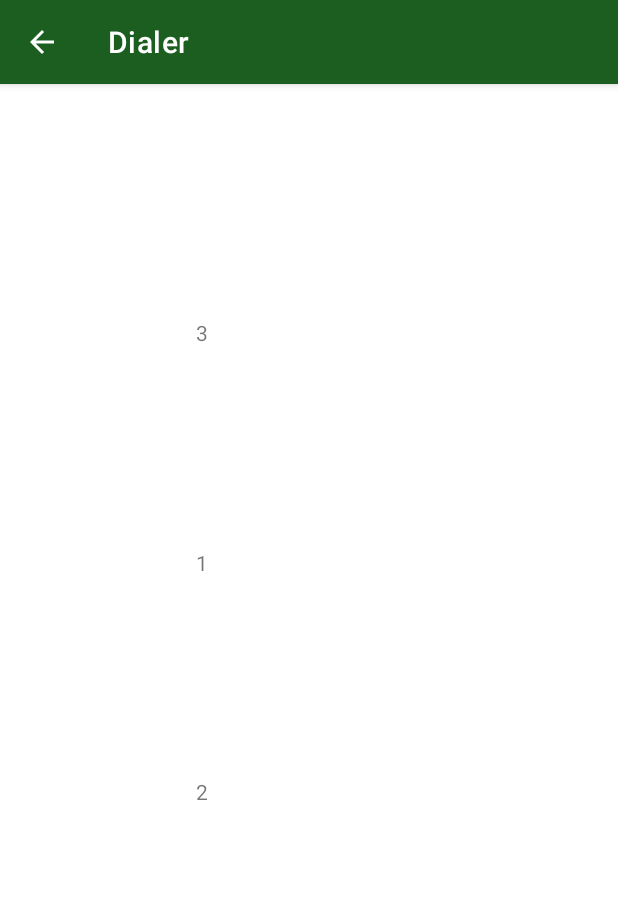
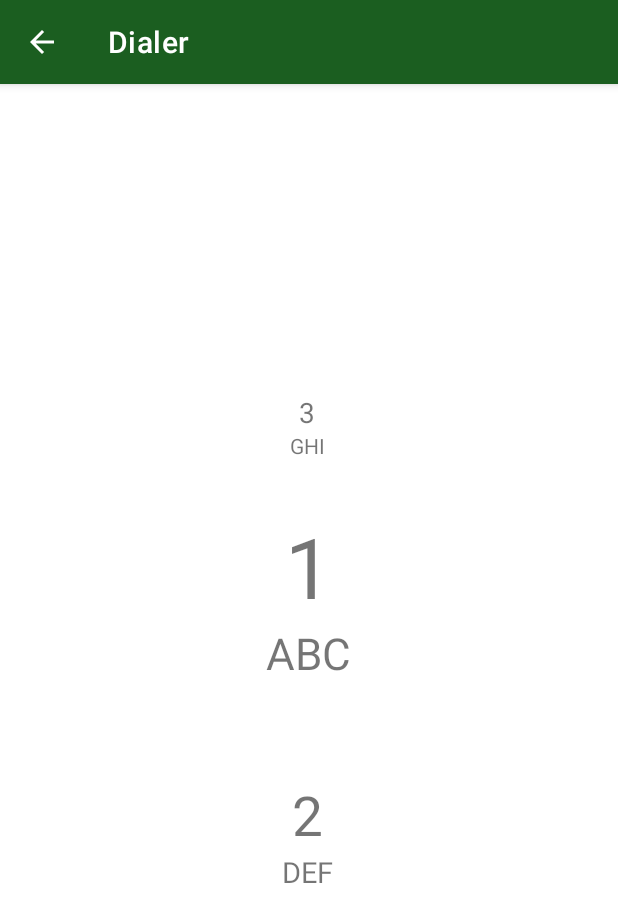
Before and after one commit to MarcusRoos/AndroidJava, an Android app: the DialActivity screen opened directly, with no data from a screen before it, on a phone screen of 412 x 824 dp. Shown: the top 922 px of the screen. Run offline under Robolectric (Android 15) with nearby library versions, the phone set to English and light mode, and no system bars.

Commit message:
Vertically aligned, need some color.

```diff
--- a/app/build.gradle
+++ b/app/build.gradle
@@ -8,7 +8,7 @@ android {
 
     defaultConfig {
         applicationId "se.miun.maro1904.dt031.dialer"
-        minSdkVersion 23
+        minSdkVersion 27
         targetSdkVersion 30
         versionCode 1
         versionName "1.0"
--- a/app/src/main/java/se/miun/maro1904/dt031/dialer/DialpadButton.java
+++ b/app/src/main/java/se/miun/maro1904/dt031/dialer/DialpadButton.java
@@ -4,18 +4,21 @@ import android.annotation.SuppressLint;
 import android.content.Context;
 import android.content.res.TypedArray;
 import android.graphics.Canvas;
+import android.graphics.Color;
 import android.graphics.Paint;
 import android.util.AttributeSet;
+import android.view.Gravity;
 import android.widget.LinearLayout;
 import android.widget.TextView;
 
-import androidx.annotation.StyleableRes;
 
 class DialpadButton extends LinearLayout {
     String aTitle;
     String aMessage;
     TextView title;
     TextView message;
+    Paint paint;
+    Canvas canvas;
     public DialpadButton(Context context, AttributeSet attrs) {
         super(context, attrs);
         init(context, attrs);
@@ -23,17 +26,28 @@ class DialpadButton extends LinearLayout {
     }
 
     private void init(Context context, AttributeSet attrs) {
-        inflate(context, R.layout.dialpad_button, this);
+
         TypedArray typedArray = context.getTheme().obtainStyledAttributes(attrs,
                 R.styleable.DialpadButton, 0, 0);
         aTitle = typedArray.getString(R.styleable.DialpadButton_title);
         aMessage = typedArray.getString(R.styleable.DialpadButton_message);
         typedArray.recycle();
+        setOrientation(LinearLayout.VERTICAL);
+        LayoutParams params = new LinearLayout.LayoutParams(LayoutParams.WRAP_CONTENT,LayoutParams.MATCH_PARENT, 80);
+
+        params.gravity = Gravity.CENTER;
+
+
+        paint = new Paint();
+        paint.setARGB(50, 200, 200, 20);
+        paint.setStyle(Paint.Style.FILL);
+
         title = new TextView(context);
+        title.setLayoutParams(params);
+
         message = new TextView(context);
-        LayoutParams params = new LinearLayout.LayoutParams(LayoutParams.MATCH_PARENT,LayoutParams.WRAP_CONTENT);
-        title.setLayoutParams(params);
         message.setLayoutParams(params);
+
         addView(title);
         addView(message);
     }
@@ -62,6 +76,8 @@ class DialpadButton extends LinearLayout {
     @Override
     protected void onDraw(Canvas canvas) {
         title.setText(aTitle);
+        title.setAutoSizeTextTypeWithDefaults(TextView.AUTO_SIZE_TEXT_TYPE_UNIFORM);
+        message.setAutoSizeTextTypeWithDefaults(TextView.AUTO_SIZE_TEXT_TYPE_UNIFORM);
         message.setText(aMessage);
     }
 
--- a/app/src/main/res/layout/activity_dial.xml
+++ b/app/src/main/res/layout/activity_dial.xml
@@ -10,7 +10,6 @@
         android:id="@+id/dialpadbutton1"
         android:layout_width="150dp"
         android:layout_height="150dp"
-        android:textColor="#4689C8"
         app:layout_constraintBottom_toTopOf="@+id/dialpadbutton2"
         app:layout_constraintEnd_toEndOf="parent"
         app:layout_constraintHorizontal_bias="0.498"
@@ -21,9 +20,8 @@
 
     <se.miun.maro1904.dt031.dialer.DialpadButton
         android:id="@+id/dialpadbutton2"
-        android:layout_width="150dp"
-        android:layout_height="150dp"
-        android:textColor="#4989C2"
+        android:layout_width="100dp"
+        android:layout_height="100dp"
         app:layout_constraintBottom_toBottomOf="parent"
         app:layout_constraintEnd_toEndOf="parent"
         app:layout_constraintHorizontal_bias="0.498"
@@ -34,8 +32,8 @@
 
     <se.miun.maro1904.dt031.dialer.DialpadButton
         android:id="@+id/dialpadbutton3"
-        android:layout_width="150dp"
-        android:layout_height="150dp"
+        android:layout_width="50dp"
+        android:layout_height="50dp"
         android:textColor="#5689C8"
         app:layout_constraintBottom_toTopOf="@+id/dialpadbutton2"
         app:layout_constraintEnd_toEndOf="parent"
```
